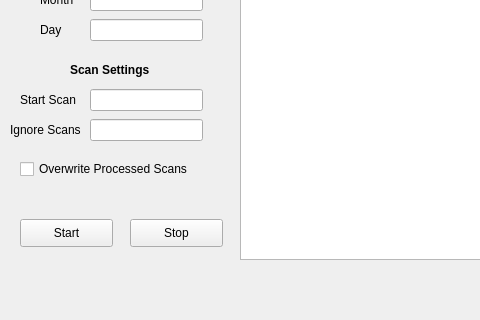
Above: ScanAnalysis/live_watch/scan_analysis_gui/app/gui/ScAnalyzer.ui from GEECS-BELLA/GEECS-Plugins before the change; both pictures show x 0 to 480 and y 101 to 421 of the 906 by 421 pixel window. Below: the same form after it.
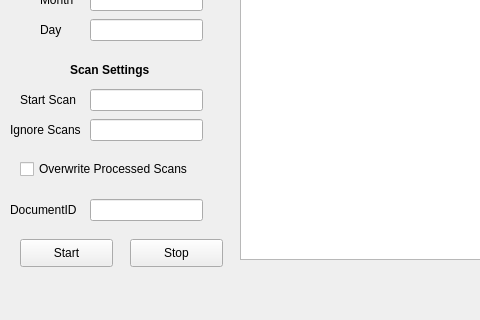
That is the form after the change.

Commit message: Added line edit to set document ID

```diff
--- a/ScanAnalysis/live_watch/scan_analysis_gui/app/gui/ScAnalyzer.ui
+++ b/ScanAnalysis/live_watch/scan_analysis_gui/app/gui/ScAnalyzer.ui
@@ -21,7 +21,7 @@
     <property name="geometry">
      <rect>
       <x>20</x>
-      <y>320</y>
+      <y>340</y>
       <width>93</width>
       <height>28</height>
      </rect>
@@ -34,7 +34,7 @@
     <property name="geometry">
      <rect>
       <x>130</x>
-      <y>320</y>
+      <y>340</y>
       <width>93</width>
       <height>28</height>
      </rect>
@@ -222,6 +222,29 @@
      <string>Overwrite Processed Scans</string>
     </property>
    </widget>
+   <widget class="QLineEdit" name="lineDocumentID">
+    <property name="geometry">
+     <rect>
+      <x>90</x>
+      <y>300</y>
+      <width>113</width>
+      <height>22</height>
+     </rect>
+    </property>
+   </widget>
+   <widget class="QLabel" name="label">
+    <property name="geometry">
+     <rect>
+      <x>10</x>
+      <y>300</y>
+      <width>81</width>
+      <height>21</height>
+     </rect>
+    </property>
+    <property name="text">
+     <string>DocumentID</string>
+    </property>
+   </widget>
   </widget>
  </widget>
  <resources/>
```
The commit also changes 2 other files.
